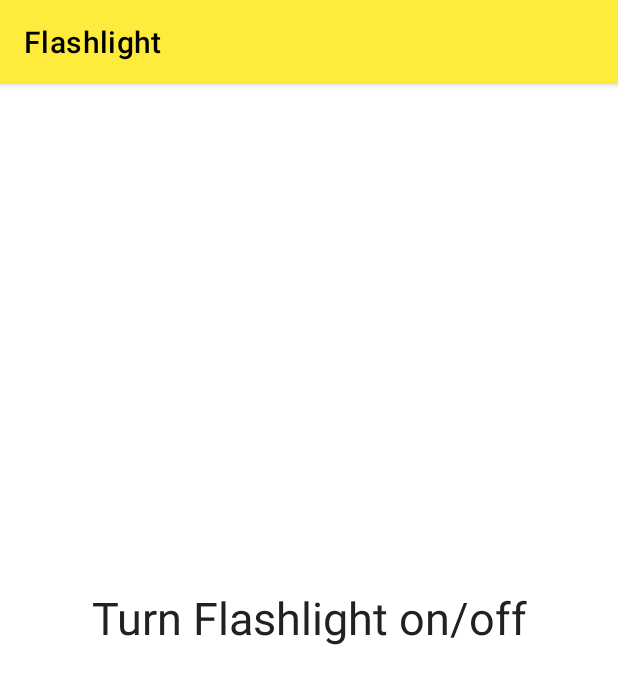
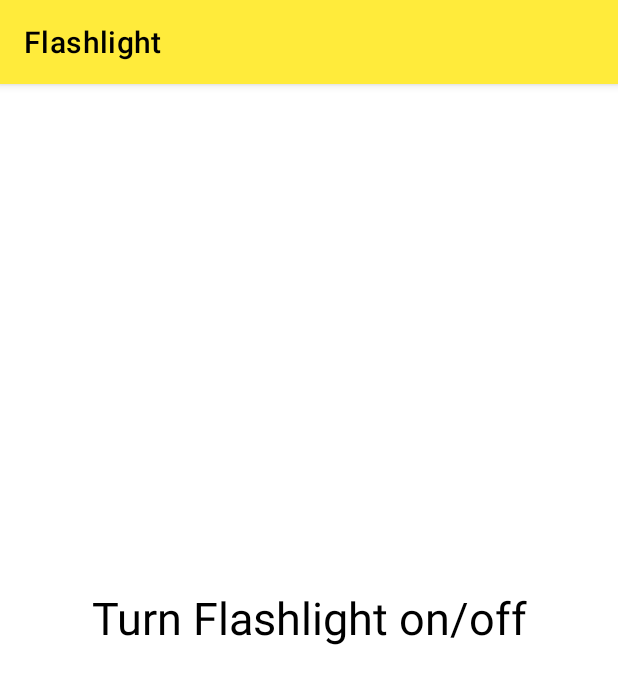
Before and after one commit to jomartigcal/tigcal-utils, an Android app: the FlashlightActivity screen opened directly, with no data from a screen before it, on a phone screen of 412 x 824 dp. Shown: the top 684 px of the screen. Run offline under Robolectric (Android 15) with nearby library versions, the phone set to English and light mode, and no system bars; 5 statements that could not run were skipped.

Commit message:
Fixing initial color of the Flashlight text that's not visible when camera permission is not yet granted

```diff
--- a/app/src/main/res/layout/activity_flashlight.xml
+++ b/app/src/main/res/layout/activity_flashlight.xml
@@ -32,7 +32,7 @@
         android:checked="false"
         android:gravity="center"
         android:text="@string/fl_label"
-        android:textColor="@color/primary_text"
+        android:textColor="?colorOnSurface"
         android:textSize="30sp" />
 
 </androidx.coordinatorlayout.widget.CoordinatorLayout>
```
